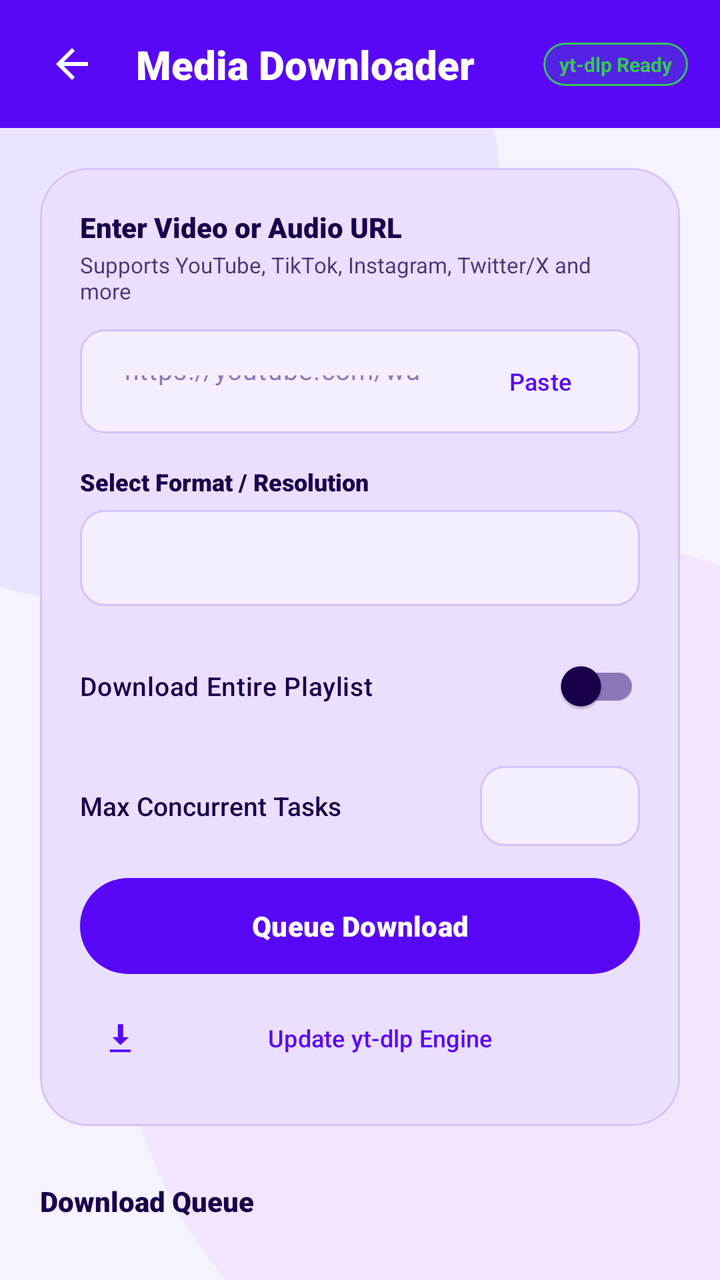
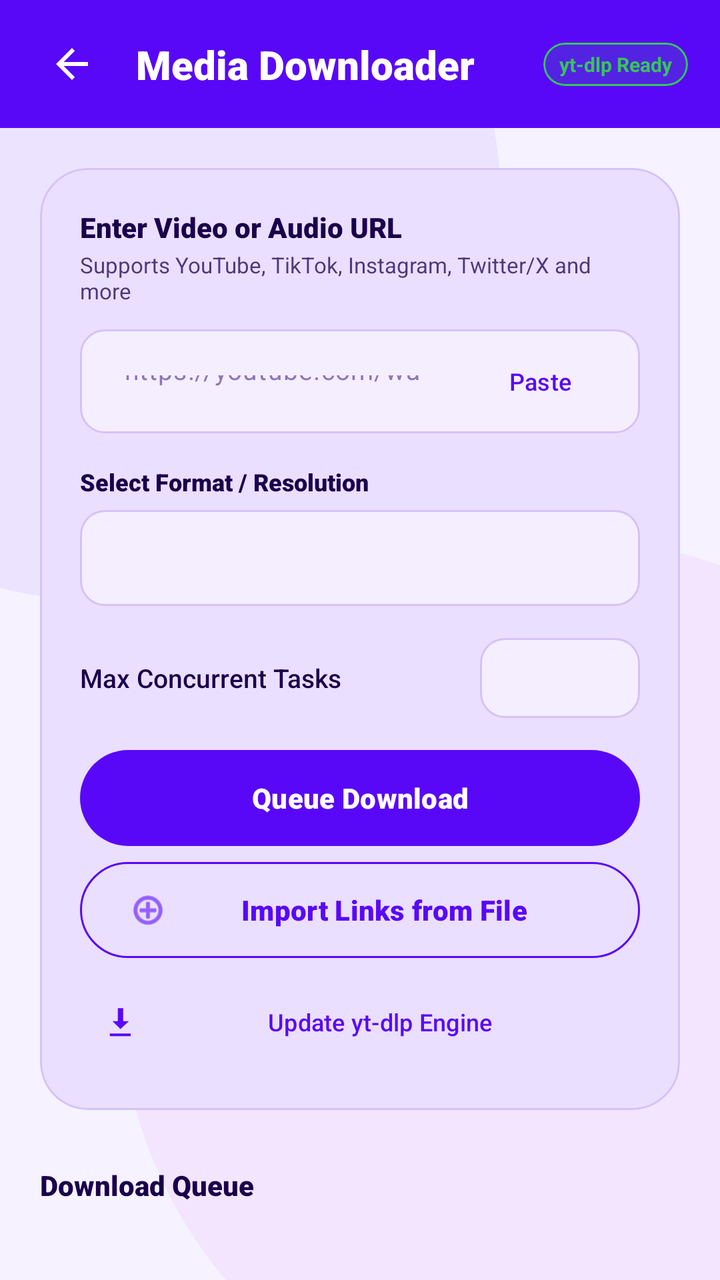

Two renders of the same Android screen: before a commit and after it. Below are the layout's source before the change and the commit's diff.
<!-- AndroidManifest.xml: activity theme Theme.ChatSnap.NoActionBar -->
<!-- res/layout/activity_downloader.xml -->
<?xml version="1.0" encoding="utf-8"?>
<androidx.coordinatorlayout.widget.CoordinatorLayout xmlns:android="http://schemas.android.com/apk/res/android"
    xmlns:app="http://schemas.android.com/apk/res-auto"
    xmlns:tools="http://schemas.android.com/tools"
    android:layout_width="match_parent"
    android:layout_height="match_parent"
    android:background="?android:attr/windowBackground"
    android:fitsSystemWindows="true">

    <include layout="@layout/layout_bubbles" />

    <com.google.android.material.appbar.AppBarLayout
        android:id="@+id/appBarLayout"
        android:layout_width="match_parent"
        android:layout_height="wrap_content"
        android:background="@android:color/transparent"
        app:elevation="0dp">

        <com.google.android.material.card.MaterialCardView
            android:id="@+id/cvHeader"
            android:layout_width="match_parent"
            android:layout_height="64dp"
            app:cardCornerRadius="0dp"
            app:cardElevation="4dp"
            app:cardBackgroundColor="?attr/colorPrimary"
            app:strokeWidth="0dp">

            <androidx.constraintlayout.widget.ConstraintLayout
                android:layout_width="match_parent"
                android:layout_height="match_parent"
                android:background="@drawable/header_gradient"
                android:paddingHorizontal="16dp">

                <ImageButton
                    android:id="@+id/btnBack"
                    android:layout_width="40dp"
                    android:layout_height="40dp"
                    android:background="?attr/selectableItemBackgroundBorderless"
                    android:src="@drawable/ic_back"
                    android:contentDescription="Back"
                    app:tint="?attr/colorOnPrimary"
                    app:layout_constraintBottom_toBottomOf="parent"
                    app:layout_constraintStart_toStartOf="parent"
                    app:layout_constraintTop_toTopOf="parent" />

                <TextView
                    android:id="@+id/tvHeaderTitle"
                    android:layout_width="wrap_content"
                    android:layout_height="wrap_content"
                    android:layout_marginStart="12dp"
                    android:text="Media Downloader"
                    android:textColor="?attr/colorOnPrimary"
                    android:textSize="20sp"
                    android:fontFamily="sans-serif-black"
                    app:layout_constraintBottom_toBottomOf="parent"
                    app:layout_constraintStart_toEndOf="@id/btnBack"
                    app:layout_constraintTop_toTopOf="parent" />

                
                <com.google.android.material.card.MaterialCardView
                    android:layout_width="wrap_content"
                    android:layout_height="wrap_content"
                    app:cardCornerRadius="12dp"
                    app:cardElevation="0dp"
                    app:cardBackgroundColor="#2234C759"
                    app:strokeWidth="1dp"
                    app:strokeColor="#FF34C759"
                    app:layout_constraintBottom_toBottomOf="parent"
                    app:layout_constraintEnd_toEndOf="parent"
                    app:layout_constraintTop_toTopOf="parent">

                    <TextView
                        android:layout_width="wrap_content"
                        android:layout_height="wrap_content"
                        android:paddingHorizontal="8dp"
                        android:paddingVertical="4dp"
                        android:text="yt-dlp Ready"
                        android:textColor="#34C759"
                        android:textSize="10sp"
                        android:textStyle="bold" />
                </com.google.android.material.card.MaterialCardView>

            </androidx.constraintlayout.widget.ConstraintLayout>
        </com.google.android.material.card.MaterialCardView>
    </com.google.android.material.appbar.AppBarLayout>

    <androidx.core.widget.NestedScrollView
        android:layout_width="match_parent"
        android:layout_height="match_parent"
        android:clipToPadding="false"
        android:paddingBottom="80dp"
        app:layout_behavior="@string/appbar_scrolling_view_behavior">

        <LinearLayout
            android:layout_width="match_parent"
            android:layout_height="wrap_content"
            android:orientation="vertical"
            android:padding="20dp">

            
            <com.google.android.material.card.MaterialCardView
                android:layout_width="match_parent"
                android:layout_height="wrap_content"
                android:layout_marginBottom="16dp"
                app:cardCornerRadius="24dp"
                app:cardElevation="0dp"
                app:strokeWidth="1dp"
                app:strokeColor="?attr/colorOutlineVariant"
                app:cardBackgroundColor="?attr/colorSurface">

                <LinearLayout
                    android:layout_width="match_parent"
                    android:layout_height="wrap_content"
                    android:orientation="vertical"
                    android:padding="20dp">

                    <TextView
                        android:layout_width="wrap_content"
                        android:layout_height="wrap_content"
                        android:text="Enter Video or Audio URL"
                        android:textColor="?android:attr/textColorPrimary"
                        android:textSize="14sp"
                        android:fontFamily="sans-serif-black" />

                    <TextView
                        android:layout_width="wrap_content"
                        android:layout_height="wrap_content"
                        android:layout_marginTop="2dp"
                        android:layout_marginBottom="12dp"
                        android:text="Supports YouTube, TikTok, Instagram, Twitter/X and more"
                        android:textColor="?android:attr/textColorSecondary"
                        android:textSize="11sp" />

                    
                    <LinearLayout
                        android:layout_width="match_parent"
                        android:layout_height="wrap_content"
                        android:orientation="horizontal"
                        android:background="@drawable/bg_input_field"
                        android:padding="6dp"
                        android:gravity="center_vertical"
                        android:layout_marginBottom="16dp">

                        <EditText
                            android:id="@+id/etUrl"
                            android:layout_width="0dp"
                            android:layout_height="40dp"
                            android:layout_weight="1"
                            android:background="@android:color/transparent"
                            android:hint="https://youtube.com/watch?v=..."
                            android:textColor="?android:attr/textColorPrimary"
                            android:textColorHint="?attr/colorOutline"
                            android:textSize="13sp"
                            android:paddingHorizontal="8dp"
                            android:inputType="textUri"
                            android:singleLine="true" />

                        <com.google.android.material.button.MaterialButton
                            android:id="@+id/btnPaste"
                            style="@style/Widget.Material3.Button.TextButton"
                            android:layout_width="wrap_content"
                            android:layout_height="36dp"
                            android:text="Paste"
                            android:textColor="?attr/colorPrimary"
                            android:textSize="12sp"
                            app:cornerRadius="12dp"
                            android:insetTop="0dp"
                            android:insetBottom="0dp" />
                    </LinearLayout>

                    
                    <TextView
                        android:layout_width="wrap_content"
                        android:layout_height="wrap_content"
                        android:text="Select Format / Resolution"
                        android:textColor="?android:attr/textColorPrimary"
                        android:textSize="12sp"
                        android:fontFamily="sans-serif-black" />

                    <Spinner
                        android:id="@+id/spnResolution"
                        android:layout_width="match_parent"
                        android:layout_height="48dp"
                        android:layout_marginTop="6dp"
                        android:background="@drawable/bg_input_field"
                        android:paddingHorizontal="12dp" />

                    
                    <androidx.appcompat.widget.SwitchCompat
                        android:id="@+id/swPlaylist"
                        android:layout_width="match_parent"
                        android:layout_height="wrap_content"
                        android:layout_marginTop="16dp"
                        android:text="Download Entire Playlist"
                        android:textSize="13sp"
                        android:fontFamily="sans-serif-medium"
                        android:textColor="?android:attr/textColorPrimary"
                        android:checked="false" />

                    
                    <LinearLayout
                        android:layout_width="match_parent"
                        android:layout_height="wrap_content"
                        android:orientation="horizontal"
                        android:gravity="center_vertical"
                        android:layout_marginTop="16dp"
                        android:layout_marginBottom="16dp">
                        
                        <TextView
                            android:layout_width="0dp"
                            android:layout_height="wrap_content"
                            android:layout_weight="1"
                            android:text="Max Concurrent Tasks"
                            android:textSize="13sp"
                            android:fontFamily="sans-serif-medium"
                            android:textColor="?android:attr/textColorPrimary" />
                            
                        <Spinner
                            android:id="@+id/spnConcurrentLimit"
                            android:layout_width="80dp"
                            android:layout_height="40dp"
                            android:background="@drawable/bg_input_field"
                            android:paddingHorizontal="8dp" />
                    </LinearLayout>

                    
                    <com.google.android.material.button.MaterialButton
                        android:id="@+id/btnDownload"
                        android:layout_width="match_parent"
                        android:layout_height="48dp"
                        android:text="Queue Download"
                        android:textColor="#FFFFFF"
                        android:textSize="14sp"
                        android:fontFamily="sans-serif-black"
                        app:backgroundTint="?attr/colorPrimary"
                        app:cornerRadius="24dp"
                        android:insetTop="0dp"
                        android:insetBottom="0dp" />

                    
                    <com.google.android.material.button.MaterialButton
                        android:id="@+id/btnUpdateEngine"
                        style="@style/Widget.Material3.Button.TextButton"
                        android:layout_width="match_parent"
                        android:layout_height="wrap_content"
                        android:layout_marginTop="8dp"
                        android:text="Update yt-dlp Engine"
                        android:textColor="?attr/colorPrimary"
                        android:textSize="12sp"
                        app:icon="@android:drawable/stat_sys_download"
                        app:iconSize="16dp"
                        app:iconTint="?attr/colorPrimary" />

                </LinearLayout>
            </com.google.android.material.card.MaterialCardView>

            
            <TextView
                android:id="@+id/tvQueueHeader"
                android:layout_width="match_parent"
                android:layout_height="wrap_content"
                android:layout_marginTop="12dp"
                android:layout_marginBottom="8dp"
                android:text="Download Queue"
                android:textColor="?android:attr/textColorPrimary"
                android:textSize="14sp"
                android:fontFamily="sans-serif-black" />

            <androidx.recyclerview.widget.RecyclerView
                android:id="@+id/rvQueue"
                android:layout_width="match_parent"
                android:layout_height="wrap_content"
                android:nestedScrollingEnabled="false"
                tools:listitem="@layout/item_download_task" />

            
            <LinearLayout
                android:layout_width="match_parent"
                android:layout_height="wrap_content"
                android:orientation="horizontal"
                android:gravity="center_vertical"
                android:layout_marginTop="24dp"
                android:layout_marginBottom="8dp">

                <TextView
                    android:id="@+id/tvHistoryHeader"
                    android:layout_width="0dp"
                    android:layout_height="wrap_content"
                    android:layout_weight="1"
                    android:text="Download History"
                    android:textColor="?android:attr/textColorPrimary"
                    android:textSize="14sp"
                    android:fontFamily="sans-serif-black" />

                <com.google.android.material.button.MaterialButton
                    android:id="@+id/btnClearHistory"
                    style="@style/Widget.Material3.Button.TextButton"
                    android:layout_width="wrap_content"
                    android:layout_height="32dp"
                    android:text="Clear All"
                    android:textColor="#FF3B30"
                    android:textSize="11sp"
                    app:cornerRadius="12dp"
                    android:insetTop="0dp"
                    android:insetBottom="0dp" />
            </LinearLayout>

            <TextView
                android:id="@+id/tvHistoryEmpty"
                android:layout_width="match_parent"
                android:layout_height="wrap_content"
                android:text="No download history yet"
                android:textColor="?android:attr/textColorSecondary"
                android:textSize="12sp"
                android:gravity="center"
                android:paddingVertical="24dp"
                android:visibility="visible" />

            <androidx.recyclerview.widget.RecyclerView
                android:id="@+id/rvHistory"
                android:layout_width="match_parent"
                android:layout_height="wrap_content"
                android:nestedScrollingEnabled="false" />

        </LinearLayout>
    </androidx.core.widget.NestedScrollView>

</androidx.coordinatorlayout.widget.CoordinatorLayout>
<!-- res/layout/layout_bubbles.xml (included above) -->
<?xml version="1.0" encoding="utf-8"?>
<merge xmlns:android="http://schemas.android.com/apk/res/android"
    xmlns:app="http://schemas.android.com/apk/res-auto">

    
    <View
        android:layout_width="400dp"
        android:layout_height="400dp"
        android:layout_gravity="top|start"
        android:layout_marginTop="-100dp"
        android:layout_marginStart="-150dp"
        android:background="@drawable/bg_bubble"
        android:backgroundTint="?attr/colorPrimary"
        android:alpha="0.06"
        android:translationZ="-10dp" />

    
    <View
        android:layout_width="450dp"
        android:layout_height="450dp"
        android:layout_gravity="bottom|end"
        android:layout_marginBottom="-80dp"
        android:layout_marginEnd="-150dp"
        android:background="@drawable/bg_bubble"
        android:backgroundTint="#C500E6"
        android:alpha="0.05"
        android:translationZ="-10dp" />

</merge>
<!-- res/layout/item_download_task.xml (included above) -->
<?xml version="1.0" encoding="utf-8"?>
<com.google.android.material.card.MaterialCardView xmlns:android="http://schemas.android.com/apk/res/android"
    xmlns:app="http://schemas.android.com/apk/res-auto"
    android:layout_width="match_parent"
    android:layout_height="wrap_content"
    android:layout_marginBottom="12dp"
    app:cardCornerRadius="18dp"
    app:cardElevation="0dp"
    app:strokeWidth="1dp"
    app:strokeColor="?attr/colorOutlineVariant"
    app:cardBackgroundColor="?attr/colorSurface">

    <LinearLayout
        android:layout_width="match_parent"
        android:layout_height="wrap_content"
        android:orientation="vertical"
        android:padding="14dp">

        
        <LinearLayout
            android:layout_width="match_parent"
            android:layout_height="wrap_content"
            android:orientation="horizontal"
            android:gravity="center_vertical"
            android:layout_marginBottom="10dp">

            
            <com.google.android.material.card.MaterialCardView
                android:id="@+id/cvQualityBadge"
                android:layout_width="wrap_content"
                android:layout_height="wrap_content"
                app:cardCornerRadius="8dp"
                app:cardElevation="0dp"
                app:cardBackgroundColor="?attr/colorPrimaryContainer"
                app:strokeWidth="0dp">

                <TextView
                    android:id="@+id/tvTaskQuality"
                    android:layout_width="wrap_content"
                    android:layout_height="wrap_content"
                    android:paddingHorizontal="6dp"
                    android:paddingVertical="3dp"
                    android:text="1080p"
                    android:textColor="?attr/colorOnPrimaryContainer"
                    android:textSize="9sp"
                    android:textStyle="bold" />
            </com.google.android.material.card.MaterialCardView>

            
            <TextView
                android:id="@+id/tvTaskTitle"
                android:layout_width="0dp"
                android:layout_height="wrap_content"
                android:layout_weight="1"
                android:layout_marginStart="10dp"
                android:layout_marginEnd="10dp"
                android:text="Fetching stream data..."
                android:textColor="?android:attr/textColorPrimary"
                android:textSize="12sp"
                android:fontFamily="sans-serif-medium"
                android:singleLine="true"
                android:ellipsize="end" />

            
            <ImageButton
                android:id="@+id/btnCancelTask"
                android:layout_width="28dp"
                android:layout_height="28dp"
                android:background="?attr/selectableItemBackgroundBorderless"
                android:src="@android:drawable/ic_menu_close_clear_cancel"
                app:tint="#FF3B30"
                android:contentDescription="Cancel download" />
        </LinearLayout>

        
        <com.google.android.material.progressindicator.LinearProgressIndicator
            android:id="@+id/pbTaskProgress"
            android:layout_width="match_parent"
            android:layout_height="wrap_content"
            android:layout_marginBottom="8dp"
            app:trackThickness="4dp"
            app:trackCornerRadius="2dp"
            app:trackColor="?attr/colorOutlineVariant"
            app:indicatorColor="?attr/colorPrimary"
            android:progress="0" />

        
        <RelativeLayout
            android:layout_width="match_parent"
            android:layout_height="wrap_content">

            
            <TextView
                android:id="@+id/tvTaskStatus"
                android:layout_width="wrap_content"
                android:layout_height="wrap_content"
                android:layout_alignParentStart="true"
                android:text="Queued"
                android:textColor="?android:attr/textColorSecondary"
                android:textSize="11sp"
                android:fontFamily="sans-serif-medium" />

            
            <TextView
                android:id="@+id/tvTaskStats"
                android:layout_width="wrap_content"
                android:layout_height="wrap_content"
                android:layout_alignParentEnd="true"
                android:text="-- MB/s • -- MB • --:--"
                android:textColor="?android:attr/textColorSecondary"
                android:textSize="11sp" />
        </RelativeLayout>

    </LinearLayout>
</com.google.android.material.card.MaterialCardView>
<!-- resources referenced by this layout -->
<resources>
  <!-- drawable bg_bubble (drawable) -->
  <?xml version="1.0" encoding="utf-8"?>
  <shape xmlns:android="http://schemas.android.com/apk/res/android"
      android:shape="oval">
      <solid android:color="?attr/colorPrimary" />
  </shape>
  <!-- drawable bg_input_field (drawable) -->
  <?xml version="1.0" encoding="utf-8"?>
  <shape xmlns:android="http://schemas.android.com/apk/res/android">
      <solid android:color="?attr/colorSurfaceVariant" />
      <corners android:radius="12dp" />
      <stroke android:width="1dp" android:color="?attr/colorOutlineVariant" />
  </shape>
  <!-- drawable header_gradient (drawable) -->
  <?xml version="1.0" encoding="utf-8"?>
  <shape xmlns:android="http://schemas.android.com/apk/res/android"
      android:shape="rectangle">
      <gradient
          android:startColor="?attr/colorPrimary"
          android:endColor="?attr/colorPrimary"
          android:angle="45"/>
      <corners
          android:radius="0dp"/>
  </shape>
  <!-- drawable ic_back (drawable) -->
  <vector xmlns:android="http://schemas.android.com/apk/res/android"
      android:width="24dp"
      android:height="24dp"
      android:viewportWidth="24"
      android:viewportHeight="24">
      <path
          android:fillColor="#FF000000"
          android:pathData="M20,11H7.83l5.59,-5.59L12,4l-8,8 8,8 1.41,-1.41L7.83,13H20v-2z" />
  </vector>
  <style name="Theme.ChatSnap.NoActionBar">
          <item name="windowActionBar">false</item>
          <item name="windowNoTitle">true</item>
      </style>
</resources>

<!-- the commit's change to res/layout/activity_downloader.xml (unified diff, before → after) -->
@@ -184,18 +184,6 @@
                         android:layout_marginTop="6dp"
                         android:background="@drawable/bg_input_field"
                         android:paddingHorizontal="12dp" />
-
-                    
-                    <androidx.appcompat.widget.SwitchCompat
-                        android:id="@+id/swPlaylist"
-                        android:layout_width="match_parent"
-                        android:layout_height="wrap_content"
-                        android:layout_marginTop="16dp"
-                        android:text="Download Entire Playlist"
-                        android:textSize="13sp"
-                        android:fontFamily="sans-serif-medium"
-                        android:textColor="?android:attr/textColorPrimary"
-                        android:checked="false" />
 
                     
                     <LinearLayout
@@ -239,6 +227,25 @@
 
                     
                     <com.google.android.material.button.MaterialButton
+                        android:id="@+id/btnImportFile"
+                        style="@style/Widget.Material3.Button.OutlinedButton"
+                        android:layout_width="match_parent"
+                        android:layout_height="48dp"
+                        android:layout_marginTop="8dp"
+                        android:text="Import Links from File"
+                        android:textColor="?attr/colorPrimary"
+                        android:textSize="14sp"
+                        android:fontFamily="sans-serif-black"
+                        app:cornerRadius="24dp"
+                        app:strokeColor="?attr/colorPrimary"
+                        app:icon="@android:drawable/ic_menu_add"
+                        app:iconSize="20dp"
+                        app:iconTint="?attr/colorPrimary"
+                        android:insetTop="0dp"
+                        android:insetBottom="0dp" />
+
+                    
+                    <com.google.android.material.button.MaterialButton
                         android:id="@+id/btnUpdateEngine"
                         style="@style/Widget.Material3.Button.TextButton"
                         android:layout_width="match_parent"
@@ -372,103 +379,137 @@
     <LinearLayout
         android:layout_width="match_parent"
         android:layout_height="wrap_content"
-        android:orientation="vertical"
-        android:padding="14dp">
+        android:orientation="horizontal"
+        android:padding="14dp"
+        android:gravity="center_vertical">
+
+        
+        <com.google.android.material.card.MaterialCardView
+            android:layout_width="80dp"
+            android:layout_height="60dp"
+            app:cardCornerRadius="10dp"
+            app:cardElevation="0dp"
+            app:strokeWidth="1dp"
+            app:strokeColor="?attr/colorOutlineVariant">
+
+            <ImageView
+                android:id="@+id/ivTaskThumbnail"
+                android:layout_width="match_parent"
+                android:layout_height="match_parent"
+                android:scaleType="centerCrop"
+                android:src="@android:drawable/ic_menu_gallery" />
+        </com.google.android.material.card.MaterialCardView>
 
         
         <LinearLayout
-            android:layout_width="match_parent"
+            android:layout_width="0dp"
             android:layout_height="wrap_content"
-            android:orientation="horizontal"
-            android:gravity="center_vertical"
-            android:layout_marginBottom="10dp">
+            android:layout_weight="1"
+            android:layout_marginStart="12dp"
+            android:orientation="vertical">
 
             
-            <com.google.android.material.card.MaterialCardView
-                android:id="@+id/cvQualityBadge"
-                android:layout_width="wrap_content"
-                android:layout_height="wrap_content"
-                app:cardCornerRadius="8dp"
-                app:cardElevation="0dp"
-                app:cardBackgroundColor="?attr/colorPrimaryContainer"
-                app:strokeWidth="0dp">
-
+            <LinearLayout
+                android:layout_width="match_parent"
+                android:layout_height="wrap_content"
+                android:orientation="horizontal"
+                android:gravity="center_vertical"
+                android:layout_marginBottom="8dp">
+
+                
+                <com.google.android.material.card.MaterialCardView
+                    android:id="@+id/cvQualityBadge"
+                    android:layout_width="wrap_content"
+                    android:layout_height="wrap_content"
+                    app:cardCornerRadius="6dp"
+                    app:cardElevation="0dp"
+                    app:cardBackgroundColor="?attr/colorPrimaryContainer"
+                    app:strokeWidth="0dp">
+
+                    <TextView
+                        android:id="@+id/tvTaskQuality"
+                        android:layout_width="wrap_content"
+                        android:layout_height="wrap_content"
+                        android:paddingHorizontal="6dp"
+                        android:paddingVertical="2dp"
+                        android:text="1080p"
+                        android:textColor="?attr/colorOnPrimaryContainer"
+                        android:textSize="9sp"
+                        android:textStyle="bold" />
+                </com.google.android.material.card.MaterialCardView>
+
+                
                 <TextView
-                    android:id="@+id/tvTaskQuality"
+                    android:id="@+id/tvTaskTitle"
+                    android:layout_width="0dp"
+                    android:layout_height="wrap_content"
+                    android:layout_weight="1"
+                    android:layout_marginStart="8dp"
+                    android:layout_marginEnd="8dp"
+                    android:text="Fetching stream data..."
+                    android:textColor="?android:attr/textColorPrimary"
+                    android:textSize="12sp"
+                    android:fontFamily="sans-serif-medium"
+                    android:singleLine="true"
+                    android:ellipsize="end" />
+
+                
+                <ImageButton
+                    android:id="@+id/btnCancelTask"
+                    android:layout_width="24dp"
+                    android:layout_height="24dp"
+                    android:background="?attr/selectableItemBackgroundBorderless"
+                    android:src="@android:drawable/ic_menu_close_clear_cancel"
+                    app:tint="#FF3B30"
+                    android:contentDescription="Cancel download" />
+            </LinearLayout>
+
+            
+            <com.google.android.material.progressindicator.LinearProgressIndicator
+                android:id="@+id/pbTaskProgress"
+                android:layout_width="match_parent"
+                android:layout_height="wrap_content"
+                android:layout_marginBottom="6dp"
+                app:trackThickness="4dp"
+                app:trackCornerRadius="2dp"
+                app:trackColor="?attr/colorOutlineVariant"
+                app:indicatorColor="?attr/colorPrimary"
+                android:progress="0" />
+
+            
+            <LinearLayout
+                android:layout_width="match_parent"
+                android:layout_height="wrap_content"
+                android:orientation="horizontal"
+                android:gravity="center_vertical">
+
+                
+                <TextView
+                    android:id="@+id/tvTaskStatus"
+                    android:layout_width="0dp"
+                    android:layout_height="wrap_content"
+                    android:layout_weight="1"
+                    android:text="Queued"
+                    android:textColor="?android:attr/textColorSecondary"
+                    android:textSize="10sp"
+                    android:fontFamily="sans-serif-medium"
+                    android:singleLine="true"
+                    android:ellipsize="end" />
+
+                
+                <TextView
+                    android:id="@+id/tvTaskStats"
                     android:layout_width="wrap_content"
                     android:layout_height="wrap_content"
-                    android:paddingHorizontal="6dp"
-                    android:paddingVertical="3dp"
-                    android:text="1080p"
-                    android:textColor="?attr/colorOnPrimaryContainer"
-                    android:textSize="9sp"
-                    android:textStyle="bold" />
-            </com.google.android.material.card.MaterialCardView>
-
-            
-            <TextView
-                android:id="@+id/tvTaskTitle"
-                android:layout_width="0dp"
-                android:layout_height="wrap_content"
-                android:layout_weight="1"
-                android:layout_marginStart="10dp"
-                android:layout_marginEnd="10dp"
-                android:text="Fetching stream data..."
-                android:textColor="?android:attr/textColorPrimary"
-                android:textSize="12sp"
-                android:fontFamily="sans-serif-medium"
-                android:singleLine="true"
-                android:ellipsize="end" />
-
-            
-            <ImageButton
-                android:id="@+id/btnCancelTask"
-                android:layout_width="28dp"
-                android:layout_height="28dp"
-                android:background="?attr/selectableItemBackgroundBorderless"
-                android:src="@android:drawable/ic_menu_close_clear_cancel"
-                app:tint="#FF3B30"
-                android:contentDescription="Cancel download" />
+                    android:layout_marginStart="8dp"
+                    android:text="-- MB/s • -- MB • --:--"
+                    android:textColor="?android:attr/textColorSecondary"
+                    android:textSize="10sp"
+                    android:singleLine="true"
+                    android:ellipsize="end" />
+            </LinearLayout>
+
         </LinearLayout>
-
-        
-        <com.google.android.material.progressindicator.LinearProgressIndicator
-            android:id="@+id/pbTaskProgress"
-            android:layout_width="match_parent"
-            android:layout_height="wrap_content"
-            android:layout_marginBottom="8dp"
-            app:trackThickness="4dp"
-            app:trackCornerRadius="2dp"
-            app:trackColor="?attr/colorOutlineVariant"
-            app:indicatorColor="?attr/colorPrimary"
-            android:progress="0" />
-
-        
-        <RelativeLayout
-            android:layout_width="match_parent"
-            android:layout_height="wrap_content">
-
-            
-            <TextView
-                android:id="@+id/tvTaskStatus"
-                android:layout_width="wrap_content"
-                android:layout_height="wrap_content"
-                android:layout_alignParentStart="true"
-                android:text="Queued"
-                android:textColor="?android:attr/textColorSecondary"
-                android:textSize="11sp"
-                android:fontFamily="sans-serif-medium" />
-
-            
-            <TextView
-                android:id="@+id/tvTaskStats"
-                android:layout_width="wrap_content"
-                android:layout_height="wrap_content"
-                android:layout_alignParentEnd="true"
-                android:text="-- MB/s • -- MB • --:--"
-                android:textColor="?android:attr/textColorSecondary"
-                android:textSize="11sp" />
-        </RelativeLayout>
 
     </LinearLayout>
 </com.google.android.material.card.MaterialCardView>
